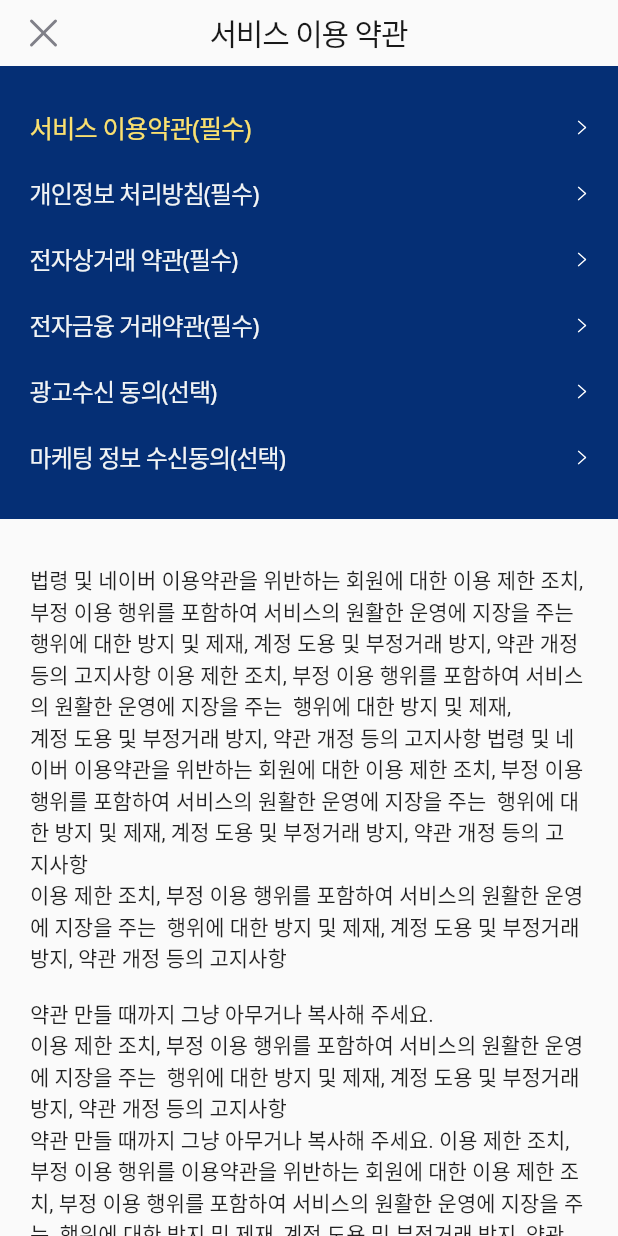
After one commit to dddog/road_mempany, a Flutter app: the AgreeDetailScreen screen opened directly, on a phone screen of 412 x 824 dp. The commit adds this screen. Run offline on Flutter 3.47's test engine with Material 2 defaults, Android fonts, the phone set to English and light mode, and no system bars; our stand-ins replace dots_indicator, flutter_svg, google_fonts.

Commit message:
design : 약과보는 페이지 추가

```diff
--- a/lib/constants/colors.dart
+++ b/lib/constants/colors.dart
@@ -24,3 +24,5 @@ const Color kColorGreen9 = Color(0xff75A094);
 const Color kColorWhite99 = Color(0xffEFEFEF);
 // 3478F6
 const Color kColorBlue8 = Color(0xff3478F6);
+// FBE06F
+const Color kColorYellow8 = Color(0xffFBE06F);
--- a/lib/constants/fonts.dart
+++ b/lib/constants/fonts.dart
@@ -76,6 +76,13 @@ TextStyle kTsNoto22 = GoogleFonts.notoSans(
     color: kColorWhite9,
   ),
 );
+TextStyle kTsNoto20 = GoogleFonts.notoSans(
+  textStyle: const TextStyle(
+    fontSize: 20.0,
+    letterSpacing: -0.8,
+    fontWeight: FontWeight.w500,
+  ),
+);
 
 TextStyle kTsNoto18 = GoogleFonts.notoSans(
   textStyle: const TextStyle(
@@ -94,6 +101,13 @@ TextStyle kTsNoto16 = GoogleFonts.notoSans(
     height: 1.44,
   ),
 );
+TextStyle kTsNoto17 = GoogleFonts.notoSans(
+  textStyle: const TextStyle(
+    fontSize: 17.0,
+    letterSpacing: -0.68,
+    height: 1.41,
+  ),
+);
 
 TextStyle kTsNoto14 = GoogleFonts.notoSans(
   textStyle: const TextStyle(
--- /dev/null
+++ b/lib/screens/agree_detail_screen.dart
@@ -0,0 +1,218 @@
+import 'dart:developer';
+
+import 'package:flutter/material.dart';
+import 'package:flutter/rendering.dart';
+import 'package:flutter_svg/flutter_svg.dart';
+import 'package:road_mempany/constants/colors.dart';
+import 'package:road_mempany/constants/fonts.dart';
+
+class AgreeDetailScreen extends StatefulWidget {
+  const AgreeDetailScreen({Key? key}) : super(key: key);
+
+  @override
+  State<AgreeDetailScreen> createState() => _AgreeDetailScreenState();
+}
+
+class _AgreeDetailScreenState extends State<AgreeDetailScreen> {
+  final ScrollController _scrollController = ScrollController();
+  bool _isTitleView = false;
+  int _currentIndex = 0;
+  final List<String> _titleList = [
+    '서비스 이용약관(필수)',
+    '개인정보 처리방침(필수)',
+    '전자상거래 약관(필수)',
+    '전자금융 거래약관(필수)',
+    '광고수신 동의(선택)',
+    '마케팅 정보 수신동의(선택)',
+  ];
+
+  @override
+  void initState() {
+    super.initState();
+    _scrollController.addListener(() {
+      log(_scrollController.offset.toString());
+      if (_scrollController.position.userScrollDirection ==
+          ScrollDirection.forward) {
+        if (!_isTitleView) {
+          setState(() {
+            _isTitleView = true;
+          });
+        }
+      } else if (_scrollController.position.userScrollDirection ==
+          ScrollDirection.reverse) {
+        if (_isTitleView) {
+          setState(() {
+            _isTitleView = false;
+          });
+        }
+      }
+    });
+  }
+
+  _onSelected(int index) {
+    setState(() {
+      _currentIndex = index;
+    });
+  }
+
+  @override
+  Widget build(BuildContext context) {
+    return Scaffold(
+      body: SafeArea(
+        child: SizedBox(
+          width: double.infinity,
+          child: Column(
+            crossAxisAlignment: CrossAxisAlignment.start,
+            children: [
+              _buildNavi(context),
+              Expanded(
+                child: Stack(
+                  children: [
+                    SingleChildScrollView(
+                      controller: _scrollController,
+                      child: Column(
+                        children: [
+                          _buildTitleList(),
+
+                          // 내용
+                          Container(
+                            padding: const EdgeInsets.only(
+                              top: 30,
+                              bottom: 11,
+                              left: 20,
+                              right: 20,
+                            ),
+                            child: SelectableText(
+                                '''법령 및 네이버 이용약관을 위반하는 회원에 대한 이용 제한 조치, 부정 이용 행위를 포함하여 서비스의 원활한 운영에 지장을 주는  행위에 대한 방지 및 제재, 계정 도용 및 부정거래 방지, 약관 개정 등의 고지사항 이용 제한 조치, 부정 이용 행위를 포함하여 서비스의 원활한 운영에 지장을 주는  행위에 대한 방지 및 제재,
+계정 도용 및 부정거래 방지, 약관 개정 등의 고지사항 법령 및 네이버 이용약관을 위반하는 회원에 대한 이용 제한 조치, 부정 이용 행위를 포함하여 서비스의 원활한 운영에 지장을 주는  행위에 대한 방지 및 제재, 계정 도용 및 부정거래 방지, 약관 개정 등의 고지사항
+이용 제한 조치, 부정 이용 행위를 포함하여 서비스의 원활한 운영에 지장을 주는  행위에 대한 방지 및 제재, 계정 도용 및 부정거래 방지, 약관 개정 등의 고지사항
+
+약관 만들 때까지 그냥 아무거나 복사해 주세요.
+이용 제한 조치, 부정 이용 행위를 포함하여 서비스의 원활한 운영에 지장을 주는  행위에 대한 방지 및 제재, 계정 도용 및 부정거래 방지, 약관 개정 등의 고지사항
+약관 만들 때까지 그냥 아무거나 복사해 주세요. 이용 제한 조치, 부정 이용 행위를 이용약관을 위반하는 회원에 대한 이용 제한 조치, 부정 이용 행위를 포함하여 서비스의 원활한 운영에 지장을 주는  행위에 대한 방지 및 제재, 계정 도용 및 부정거래 방지, 약관 개정 등의 고지사항 이용 제한 조치, 부정 이용 행위를 포함하여 서비스의 원활한 운영에 지장을 주는  행위에 대한 방지 및 제재,
+계정 도용 및 부정거래 방지, 약관 개정 등의 고지사항 법령 및 네이버 이용약관을 위반하는 회원에 대한 이용 제한 조치, 부정 이용 행위를 포함하여 서비스의 원활한 운영에 지장을 주는  행위에 대한 방지 및 제재, 계정 도용 및 부정거래 방지, 약관 개정 등의 고지사항
+이용 제한 조치, 부정 이용 행위를 포함하여 서비스의 원활한 운영에 지장을 주는  행위에 대한 방지 및 제재, 계정 도용 및 부정거래 방지, 약관 개정 등의 고지사항
+
+약관 만들 때까지 그냥 아무거나 복사해 주세요.
+이용 제한 조치, 부정 이용 행위를 포함하여 서비스의 원활한 운영에 지장을 주는  행위에 대한 방지 및 제재, 계정 도용 및 부정거래 방지, 약관 개정 등의 고지사항
+약관 만들 때까지 그냥 아무거나 복사해 주세요. 이용 제한 조치, 부정 이용 포함하여 서비스의 원활한 운영에 지장을 주는  행위에 대한 방지 및 제재, 계정 도용 및 부정거래 방지, 약관 개정 등의 고지사항 약관 만들 때까지 그냥 아무거나 복사해 주세요.
+'''),
+                          ),
+                        ],
+                      ),
+                    ),
+                    Column(
+                      children: [
+                        if (_isTitleView) _buildTitleList(),
+                        const Spacer(),
+                      ],
+                    ),
+                  ],
+                ),
+              ),
+            ],
+          ),
+        ),
+      ),
+    );
+  }
+
+  Container _buildTitleList() {
+    return Container(
+      height: 302,
+      width: double.infinity,
+      color: kColorBlue10,
+      padding: const EdgeInsets.only(
+        top: 24,
+        left: 20,
+        right: 7,
+        bottom: 14,
+      ),
+      child: Column(
+        children: [
+          ..._titleList
+              .asMap()
+              .entries
+              .map((e) => _buildTitle(e.key, e.value))
+              .toList()
+        ],
+      ),
+    );
+  }
+
+  Column _buildTitle(int index, String title) {
+    return Column(
+      children: [
+        InkWell(
+          onTap: () {
+            _onSelected(index);
+          },
+          child: Row(
+            mainAxisAlignment: MainAxisAlignment.spaceBetween,
+            children: [
+              Text(
+                title,
+                style: _currentIndex == index
+                    ? kTsNoto17.copyWith(
+                        color: kColorYellow8,
+                      )
+                    : kTsNoto16.copyWith(
+                        color: kColorWhite9,
+                      ),
+              ),
+              Container(
+                width: 34,
+                height: 34,
+                padding: const EdgeInsets.symmetric(
+                  horizontal: 14,
+                  vertical: 11,
+                ),
+                child: SvgPicture.asset(
+                  'assets/icons/arrow-right.svg',
+                  color: kColorWhite10,
+                ),
+              ),
+            ],
+          ),
+        ),
+        const SizedBox(
+          height: 10,
+        ),
+      ],
+    );
+  }
+
+  Row _buildNavi(BuildContext context) {
+    return Row(
+      mainAxisAlignment: MainAxisAlignment.spaceBetween,
+      children: [
+        InkWell(
+          onTap: () {
+            Navigator.pop(context);
+          },
+          child: Container(
+            alignment: Alignment.center,
+            width: 48.0,
+            height: 44.0,
+            decoration: BoxDecoration(
+              borderRadius: BorderRadius.circular(22.0),
+            ),
+            child: SvgPicture.asset(
+              'assets/icons/close.svg',
+            ),
+          ),
+        ),
+        Text(
+          '서비스 이용 약관',
+          style: kTsNoto20.copyWith(
+            color: kColorBlack9,
+          ),
+        ),
+        const SizedBox(
+          width: 48,
+          height: 44,
+        )
+      ],
+    );
+  }
+}
--- a/lib/screens/agree_screen.dart
+++ b/lib/screens/agree_screen.dart
@@ -1,6 +1,8 @@
 import 'package:flutter/material.dart';
 import 'package:flutter_svg/flutter_svg.dart';
 import 'package:road_mempany/constants/fonts.dart';
+import 'package:road_mempany/screens/agree_detail_screen.dart';
+import 'package:road_mempany/utils/widget_util.dart';
 import 'package:road_mempany/widgets/disable_button.dart';
 import 'package:road_mempany/widgets/enable_button.dart';
 
@@ -156,7 +158,6 @@ class _AgreeScreenState extends State<AgreeScreen> {
   Container _buildContent() {
     return Container(
       color: kColorWhite9,
-      width: double.infinity,
       margin: const EdgeInsets.symmetric(
         horizontal: 16,
       ),
@@ -166,6 +167,8 @@ class _AgreeScreenState extends State<AgreeScreen> {
         bottom: 24,
       ),
       child: Column(
+        children: [
+          Row(
             children: [
               InkWell(
                 onTap: () {
@@ -199,11 +202,16 @@ class _AgreeScreenState extends State<AgreeScreen> {
                   ],
                 ),
               ),
+              const Spacer(),
+            ],
+          ),
 
           const SizedBox(
             height: 10,
           ),
 
+          Row(
+            children: [
               InkWell(
                 onTap: () {
                   setState(() {
@@ -236,11 +244,16 @@ class _AgreeScreenState extends State<AgreeScreen> {
                   ],
                 ),
               ),
+              const Spacer(),
+            ],
+          ),
 
           const SizedBox(
             height: 10,
           ),
 
+          Row(
+            children: [
               InkWell(
                 onTap: () {
                   setState(() {
@@ -273,11 +286,16 @@ class _AgreeScreenState extends State<AgreeScreen> {
                   ],
                 ),
               ),
+              const Spacer(),
+            ],
+          ),
 
           const SizedBox(
             height: 10,
           ),
 
+          Row(
+            children: [
               InkWell(
                 onTap: () {
                   setState(() {
@@ -310,11 +328,16 @@ class _AgreeScreenState extends State<AgreeScreen> {
                   ],
                 ),
               ),
+              const Spacer(),
+            ],
+          ),
 
           const SizedBox(
             height: 10,
           ),
 
+          Row(
+            children: [
               InkWell(
                 onTap: () {
                   setState(() {
@@ -346,6 +369,9 @@ class _AgreeScreenState extends State<AgreeScreen> {
                     ),
                   ],
                 ),
+              ),
+              const Spacer(),
+            ],
           ),
 
           const SizedBox(
@@ -392,12 +418,22 @@ class _AgreeScreenState extends State<AgreeScreen> {
               ),
 
               // 전체약관
-              Container(
+              InkWell(
+                onTap: () {
+                  Navigator.push(
+                    context,
+                    createUpDownRoute(
+                      const AgreeDetailScreen(),
+                    ),
+                  );
+                },
+                child: Container(
                   alignment: Alignment.center,
                   width: 90,
                   child: SvgPicture.asset(
                     'assets/icons/agree-all.svg',
                     color: kColorBlue8,
+                  ),
                 ),
               ),
             ],
--- /dev/null
+++ b/lib/utils/widget_util.dart
@@ -0,0 +1,19 @@
+import 'package:flutter/material.dart';
+
+Route createUpDownRoute(Widget nextScreen) {
+  return PageRouteBuilder(
+    pageBuilder: (context, animation, secondaryAnimation) => nextScreen,
+    transitionsBuilder: (context, animation, secondaryAnimation, child) {
+      var begin = const Offset(0.0, 1.0);
+      var end = Offset.zero;
+      var curve = Curves.ease;
+
+      var tween = Tween(begin: begin, end: end).chain(CurveTween(curve: curve));
+
+      return SlideTransition(
+        position: animation.drive(tween),
+        child: child,
+      );
+    },
+  );
+}
```
Also changed, not shown: assets/icons/close.svg (added). Lines whose indentation alone changed are shown as unchanged.
